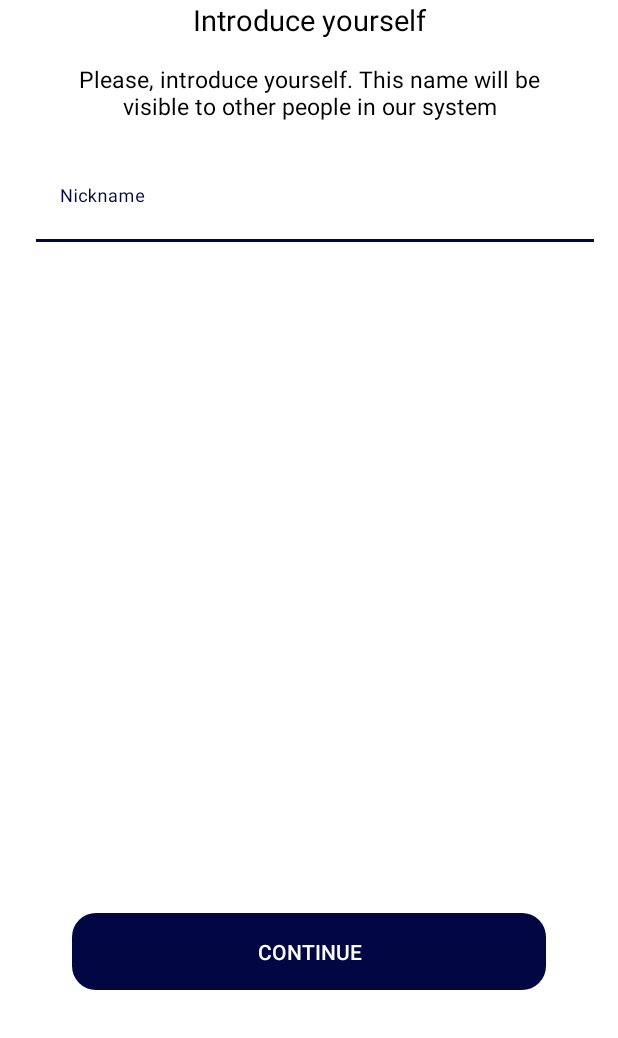
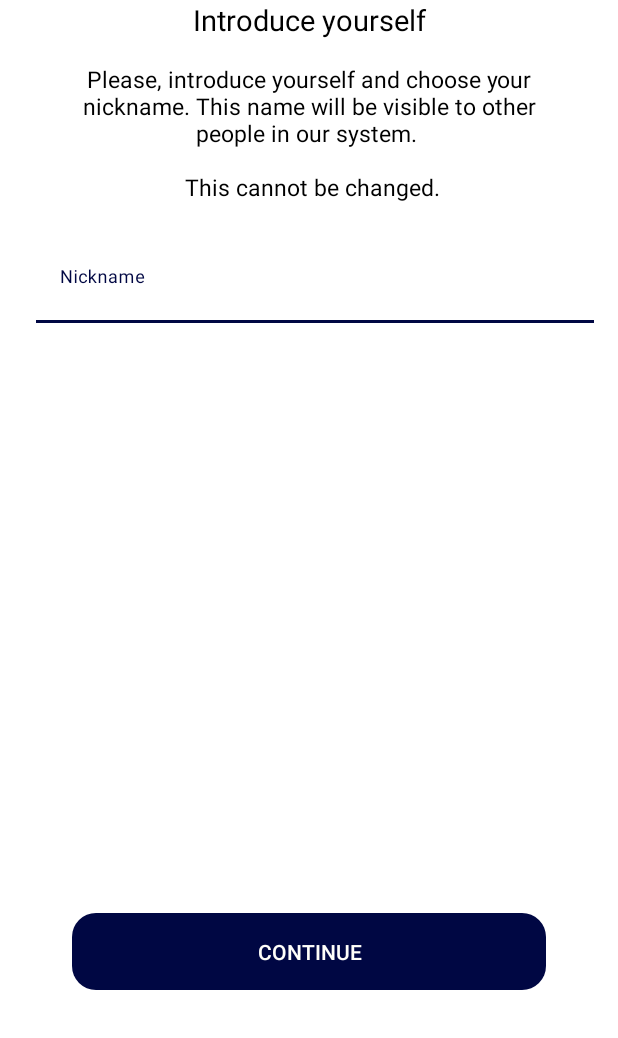
Before and after one commit to Purik/didcomm-messenger, an Android app: the layout fragment_auth.xml on its own in the app's theme, with its tools: preview values and no code run, on a phone screen of 412 x 824 dp, the part 198-1236 px from its top. Run offline under Robolectric (Android 15) with nearby library versions, the phone set to English and light mode, and no system bars.

Commit message:
fix some design bugs, add even to scenarioListern, fix first invitation message

```diff
--- a/androidApp/src/main/AndroidManifest.xml
+++ b/androidApp/src/main/AndroidManifest.xml
@@ -22,6 +22,7 @@
         android:icon="@mipmap/ic_launcher"
         android:label="@string/app_name"
         android:supportsRtl="true"
+
         android:screenOrientation="portrait"
 
         android:theme="@style/Theme.Messenger">
--- a/androidApp/src/main/java/com/socialsirius/messenger/sirius_sdk_impl/scenario/AckScenarioImpl.kt
+++ b/androidApp/src/main/java/com/socialsirius/messenger/sirius_sdk_impl/scenario/AckScenarioImpl.kt
@@ -19,12 +19,12 @@ class AckScenarioImpl(val eventRepository: EventRepository, val messageRepositor
 
 
 
-    override fun onScenarioEnd(id: String,success: Boolean, error: String?) {
+    override fun onScenarioEnd(id: String,event: Event,success: Boolean, error: String?) {
 
 
     }
 
-    override fun onScenarioStart(id: String) {
+    override fun onScenarioStart(id: String,event: Event) {
 
        /* val localMessage = messageRepository.getItemBy(id)
         val label = localMessage?.restorePairwise()?.their?.label
--- a/androidApp/src/main/java/com/socialsirius/messenger/sirius_sdk_impl/scenario/InviteeScenarioImp.kt
+++ b/androidApp/src/main/java/com/socialsirius/messenger/sirius_sdk_impl/scenario/InviteeScenarioImp.kt
@@ -8,16 +8,17 @@ import com.socialsirius.messenger.transform.LocalMessageTransform
 import com.sirius.library.mobile.helpers.ScenarioHelper
 import com.sirius.library.mobile.scenario.EventAction
 import com.sirius.library.mobile.scenario.EventActionListener
+import com.sirius.library.agent.listener.Event
 
 
 class InviteeScenarioImp  constructor(val messageRepository: MessageRepository,
                                       val eventRepository: EventRepository) : InviteeScenario(eventRepository) {
 
-    override fun onScenarioStart(id: String) {
+    override fun onScenarioStart(id: String,event: Event) {
 
     }
 
-    override fun onScenarioEnd(id: String,success: Boolean, error: String?) {
+    override fun onScenarioEnd(id: String,event: Event,success: Boolean, error: String?) {
         messageRepository.invitationStartLiveData.postValue(null)
         val message = messageRepository.getItemBy(id)
         ScenarioHelper.acceptScenario("Invitee", message?.getId() as? String ?: "", "", object :
--- a/androidApp/src/main/java/com/socialsirius/messenger/sirius_sdk_impl/scenario/InviterScenarioImpl.kt
+++ b/androidApp/src/main/java/com/socialsirius/messenger/sirius_sdk_impl/scenario/InviterScenarioImpl.kt
@@ -1,17 +1,18 @@
 package com.socialsirius.messenger.sirius_sdk_impl.scenario
 
 
+import com.sirius.library.agent.listener.Event
 import com.sirius.library.mobile.scenario.impl.InviterScenario
 import com.socialsirius.messenger.repository.EventRepository
 import com.socialsirius.messenger.repository.MessageRepository
 
 class InviterScenarioImpl  constructor(val messageRepository: MessageRepository,
                                        val  eventRepository: EventRepository) : InviterScenario(eventRepository) {
-    override fun onScenarioStart(id : String) {
+    override fun onScenarioStart(id : String,event: Event) {
         messageRepository.invitationStartLiveData.postValue(null)
     }
 
-    override fun onScenarioEnd(id : String,success: Boolean, error: String?) {
+    override fun onScenarioEnd(id : String,event: Event,success: Boolean, error: String?) {
         messageRepository.invitationPolicemanSuccessLiveData.postValue(id)
        // messageRepository?.invitationSuccessLiveData?.postValue(id)
     }
--- a/androidApp/src/main/java/com/socialsirius/messenger/sirius_sdk_impl/scenario/MessageStatusScenarioImpl.kt
+++ b/androidApp/src/main/java/com/socialsirius/messenger/sirius_sdk_impl/scenario/MessageStatusScenarioImpl.kt
@@ -26,12 +26,12 @@ class MessageStatusScenarioImpl(val sdkUseCase: SDKUseCase) : BaseScenario() {
 
 
 
-    override fun onScenarioEnd(id: String,success: Boolean, error: String?) {
+    override fun onScenarioEnd(id: String,event: Event,success: Boolean, error: String?) {
 
 
     }
 
-    override fun onScenarioStart(id: String) {
+    override fun onScenarioStart(id: String,event: Event) {
 
     }
 
--- a/androidApp/src/main/java/com/socialsirius/messenger/sirius_sdk_impl/scenario/NotificationScenarioImpl.kt
+++ b/androidApp/src/main/java/com/socialsirius/messenger/sirius_sdk_impl/scenario/NotificationScenarioImpl.kt
@@ -20,11 +20,11 @@ class NotificationScenarioImpl(
     }
 
 
-    override fun onScenarioEnd(id: String, success: Boolean, error: String?) {
+    override fun onScenarioEnd(id: String, event: Event,success: Boolean, error: String?) {
 
     }
 
-    override fun onScenarioStart(id: String) {
+    override fun onScenarioStart(id: String,event: Event) {
 
     }
 
--- a/androidApp/src/main/java/com/socialsirius/messenger/sirius_sdk_impl/scenario/PingScenarioImpl.kt
+++ b/androidApp/src/main/java/com/socialsirius/messenger/sirius_sdk_impl/scenario/PingScenarioImpl.kt
@@ -21,11 +21,11 @@ class PingScenarioImpl(val sdkUseCase: SDKUseCase) : BaseScenario() {
         return Pair(true, null)
     }
 
-    override fun onScenarioStart(id: String) {
+    override fun onScenarioStart(id: String,event: Event) {
 
     }
 
-    override fun onScenarioEnd(id: String, success: Boolean, error: String?) {
+    override fun onScenarioEnd(id: String,event: Event, success: Boolean, error: String?) {
 
     }
 }
--- a/androidApp/src/main/java/com/socialsirius/messenger/sirius_sdk_impl/scenario/PongScenarioImpl.kt
+++ b/androidApp/src/main/java/com/socialsirius/messenger/sirius_sdk_impl/scenario/PongScenarioImpl.kt
@@ -22,11 +22,11 @@ class PongScenarioImpl(val eventRepository: EventRepository, val messageReposito
 
 
 
-    override fun onScenarioEnd(id: String,success: Boolean, error: String?) {
+    override fun onScenarioEnd(id: String,event: Event,success: Boolean, error: String?) {
         messageRepository.pongMutableLiveData.postValue(Pair(true, error?:""))
     }
 
-    override fun onScenarioStart(id: String) {
+    override fun onScenarioStart(id: String,event: Event) {
 
        /* val localMessage = messageRepository.getItemBy(id)
         val label = localMessage?.restorePairwise()?.their?.label
--- a/androidApp/src/main/java/com/socialsirius/messenger/ui/activities/loader/LoaderActivity.kt
+++ b/androidApp/src/main/java/com/socialsirius/messenger/ui/activities/loader/LoaderActivity.kt
@@ -6,6 +6,7 @@ import android.content.Intent
 import android.net.Uri
 import android.os.Bundle
 import android.os.Handler
+import androidx.appcompat.app.AppCompatDelegate
 import androidx.lifecycle.Observer
 import com.socialsirius.messenger.R
 import com.socialsirius.messenger.base.App
@@ -80,6 +81,7 @@ class LoaderActivity : BaseActivity<ActivityLoaderBinding, LoaderActivityModel>(
 
     override fun onCreate(savedInstanceState: Bundle?) {
         super.onCreate(savedInstanceState)
+        AppCompatDelegate.setDefaultNightMode(AppCompatDelegate.MODE_NIGHT_NO)
         // MessageActivity.newInstance(this,Chat())
         if (AppPref.getInstance().getPin().isNullOrEmpty() && !AppPref.getInstance()
                 .getUseBiometric()
--- a/androidApp/src/main/java/com/socialsirius/messenger/ui/activities/main/MainActivity.kt
+++ b/androidApp/src/main/java/com/socialsirius/messenger/ui/activities/main/MainActivity.kt
@@ -11,6 +11,7 @@ import android.view.View
 import android.widget.TextView
 import androidx.appcompat.app.ActionBar
 import androidx.appcompat.app.ActionBarDrawerToggle
+import androidx.appcompat.app.AppCompatDelegate
 import androidx.appcompat.widget.Toolbar
 import androidx.core.view.MenuHost
 import androidx.core.view.MenuProvider
@@ -90,6 +91,7 @@ class MainActivity : BaseActivity<ActivityMainBinding, MainActivityModel>() {
     }
     override fun onCreate(savedInstanceState: Bundle?) {
         super.onCreate(savedInstanceState)
+        AppCompatDelegate.setDefaultNightMode(AppCompatDelegate.MODE_NIGHT_NO)
         NotificationsUtils.createChannelsForNotifications()
         startSocketWorker()
         //   val drawerLayout: DrawerLayout = dataBinding.drawerLayout
--- a/androidApp/src/main/java/com/socialsirius/messenger/ui/activities/splash/SplashActivity.kt
+++ b/androidApp/src/main/java/com/socialsirius/messenger/ui/activities/splash/SplashActivity.kt
@@ -3,6 +3,7 @@ package com.socialsirius.messenger.ui.activities.splash
 
 import android.os.Bundle
 import android.os.Handler
+import androidx.appcompat.app.AppCompatDelegate
 import com.socialsirius.messenger.R
 import com.socialsirius.messenger.base.App
 import com.socialsirius.messenger.base.AppPref
@@ -45,6 +46,7 @@ class SplashActivity : BaseActivity<ActivitySplashBinding, SplashActivityModel>(
 
     override fun onCreate(savedInstanceState: Bundle?) {
         super.onCreate(savedInstanceState)
+        AppCompatDelegate.setDefaultNightMode(AppCompatDelegate.MODE_NIGHT_NO)
         if (AppPref.getInstance().isLoggedIn()) {
             finishAffinity()
             if (model.isMediatorConnected()) {
--- /dev/null
+++ b/androidApp/src/main/res/values-night/themes.xml
@@ -0,0 +1,18 @@
+<?xml version="1.0" encoding="utf-8"?>
+<resources xmlns:tools="http://schemas.android.com/tools">
+    <style name="Theme.Messenger" parent="Theme.MaterialComponents.Light.DarkActionBar">
+        <!-- Primary brand color. -->
+        <item name="colorPrimary">@color/defaultColor</item>
+        <item name="colorPrimaryVariant">@color/colorBlue2</item>
+        <item name="colorOnPrimary">@color/white</item>
+        <!-- Secondary brand color. -->
+        <item name="colorSecondary">@color/colorBlue2</item>
+        <item name="colorSecondaryVariant">@color/colorBlue2</item>
+        <item name="colorOnSecondary">@color/black</item>
+        <!-- Status bar color. -->
+        <item name="android:statusBarColor" tools:targetApi="l">@color/defaultColor</item>
+        <item name="android:forceDarkAllowed" tools:targetApi="q">false</item>
+        <!-- Customize your theme here. -->
+    </style>
+
+</resources>
--- a/androidApp/src/main/res/values/colors.xml
+++ b/androidApp/src/main/res/values/colors.xml
@@ -49,7 +49,7 @@
     <color name="black">#FF000000</color>
 
     <!-- design colors -->
-    <color name="backgroundColor">#FFFFFF</color>
+    <color name="backgroundColor">#FFFFFA</color>
     <color name="backgroundColorWithAlpha">#BBFFFFFF</color>
     <color name="defaultColor">#000743</color>
     <color name="secondaryColor">#000C7C</color>
--- a/androidApp/src/main/res/values/strings.xml
+++ b/androidApp/src/main/res/values/strings.xml
@@ -26,7 +26,7 @@
     <string name="tutorial_text_4">We have nothing to hide. All our code is open sourced. You can check yourself or read more about us on Web. If you interested in check our website or source code </string>
 
     <string name="auth_first_title">Introduce yourself</string>
-    <string name="auth_first_title_hint">Please, introduce yourself. This name will be visible to other people in our system</string>
+    <string name="auth_first_title_hint">Please, introduce yourself and choose your nickname. This name will be visible to other people in our system. \n\n This cannot be changed.</string>
 
     <string name="auth_btn_start_chat">Start chat</string>
     <string name="auth_btn_phrase">Continue</string>
--- a/androidApp/src/main/res/values/themes.xml
+++ b/androidApp/src/main/res/values/themes.xml
@@ -1,6 +1,6 @@
 <resources xmlns:tools="http://schemas.android.com/tools">
     <!-- Base application theme. -->
-    <style name="Theme.Messenger" parent="Theme.MaterialComponents.DayNight.DarkActionBar">
+    <style name="Theme.Messenger" parent="Theme.MaterialComponents.Light.DarkActionBar">
         <!-- Primary brand color. -->
         <item name="colorPrimary">@color/defaultColor</item>
         <item name="colorPrimaryVariant">@color/colorBlue2</item>
```
Also changed, not shown: androidApp/src/main/java/com/socialsirius/messenger/repository/EventRepository.kt (+8 -0 lines), androidApp/src/main/java/com/socialsirius/messenger/sirius_sdk_impl/scenario/Persistent0160Impl.kt (+6 -4 lines), androidApp/src/main/java/com/socialsirius/messenger/ui/chats/chat/message/ConnectItemMessage.kt (+8 -0 lines).
